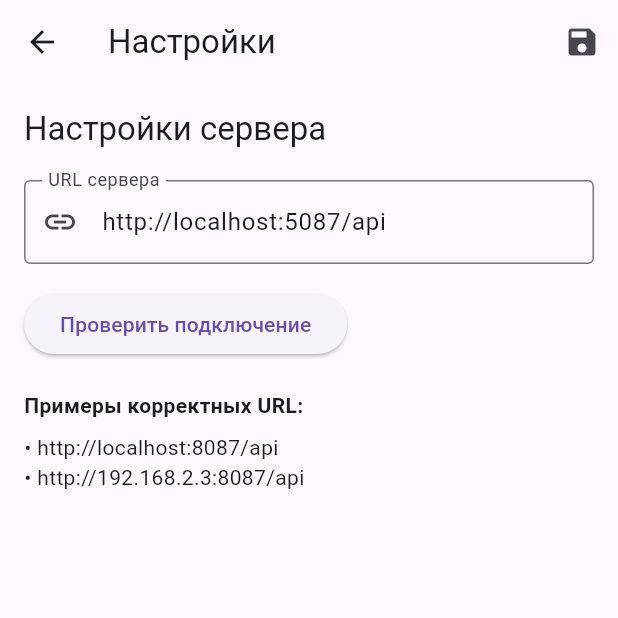
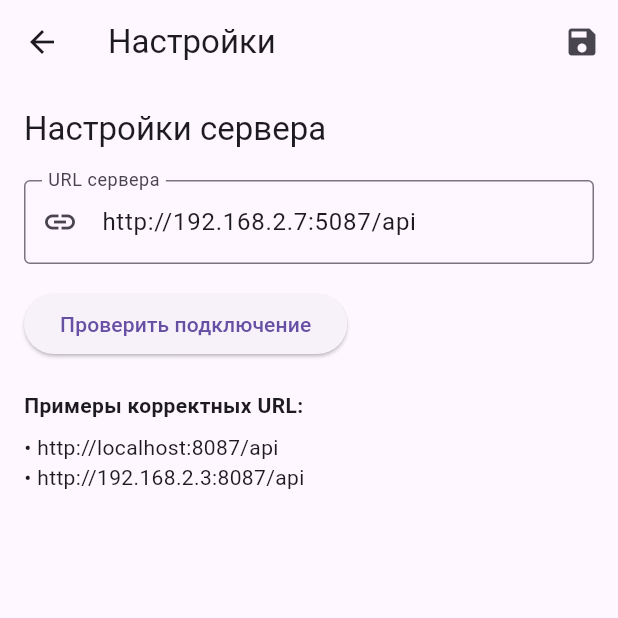
Before and after one commit to Alexxtn105/education_flutter, a Flutter app: the screen it shows after launch, after a tap on "Продолжить", after a tap on the "settings" icon, on a phone screen of 412 x 824 dp, the top half of it. Run offline on Flutter 3.47's test engine with Material 3 defaults, Android fonts, the phone set to English and light mode, and no system bars; our stand-ins replace shared_preferences; network calls fail.

```diff
--- a/lib/config.dart
+++ b/lib/config.dart
@@ -3,7 +3,7 @@
 import 'package:shared_preferences/shared_preferences.dart';
 
 class AppConfig {
-  static String baseUrl = 'http://localhost:5087/api';
+  static String baseUrl = 'http://192.168.2.7:5087/api';
 
   // Метод для инициализации конфигурации
   static Future<void> initialize() async {
--- a/lib/main.dart
+++ b/lib/main.dart
@@ -17,8 +17,7 @@ void main() async {
 
   // Проверяем доступность сервера
   try {
-    print('!!!!!!!!!!!!!!!!!!');
-    print(AppConfig.baseUrl);
+    print('Base URL: ${AppConfig.baseUrl}');
 
     final response = await http
         .get(Uri.parse('${AppConfig.baseUrl}/test'))
@@ -35,7 +34,8 @@ void main() async {
 
 class MyApp extends StatelessWidget {
   final ApiService apiService = ApiService();
-  //const MyApp({super.key});
+
+  MyApp({super.key});
 
   @override
   Widget build(BuildContext context) {
@@ -44,7 +44,7 @@ class MyApp extends StatelessWidget {
       child: Consumer<ThemeProvider>(
         builder: (context, themeProvider, child) {
           return MaterialApp(
-            title: 'Quiz App',
+            title: 'Education',
             theme: themeProvider.themeData,
             //home: LoginScreen(),
             home: LoginScreen(apiService: apiService), // Передаем apiService
@@ -65,53 +65,3 @@ class MyApp extends StatelessWidget {
     );
   }
 }
-
-// import 'package:education/screens/results_history_screen.dart';
-// import 'package:flutter/material.dart';
-// import 'screens/login_screen.dart';
-// import 'package:shared_preferences/shared_preferences.dart';
-//
-// void main() async {
-//   WidgetsFlutterBinding.ensureInitialized();
-//   final prefs = await SharedPreferences.getInstance();
-//   final isDarkMode = prefs.getBool('isDarkMode') ?? false;
-//
-//   runApp(MyApp(isDarkMode: isDarkMode));
-// }
-//
-// class MyApp extends StatelessWidget {
-//   final bool isDarkMode;
-//
-//   const MyApp({super.key, required this.isDarkMode});
-//
-//   @override
-//   Widget build(BuildContext context) {
-//     return MaterialApp(
-//       title: 'Quiz App',
-//       theme: isDarkMode ? _darkTheme : _lightTheme,
-//       home: LoginScreen(),
-//       routes: {
-//         '/results-history': (context) => ResultsHistoryScreen(),
-//       },
-//     );
-//   }
-//
-//   static final ThemeData _lightTheme = ThemeData(
-//     primarySwatch: Colors.blue,
-//     visualDensity: VisualDensity.adaptivePlatformDensity,
-//     brightness: Brightness.light,
-//   );
-//
-//   static final ThemeData _darkTheme = ThemeData(
-//     primarySwatch: Colors.blue,
-//     visualDensity: VisualDensity.adaptivePlatformDensity,
-//     brightness: Brightness.dark,
-//     // scaffoldBackgroundColor: Colors.grey[900],
-//     // appBarTheme: AppBarTheme(
-//     //   backgroundColor: Colors.grey[800],
-//     // ),
-//     // cardTheme: CardThemeData(
-//     //   color: Colors.grey[800],
-//     // ),
-//   );
-// }
--- a/lib/services/api_service.dart
+++ b/lib/services/api_service.dart
@@ -8,7 +8,7 @@ import '../models/user.dart';
 import '../models/test_result.dart';
 
 class ApiService {
-  static String _baseUrl = 'http://localhost:5087/api';
+  static String _baseUrl = 'http://192.168.2.7:5087/api';
 
   // Геттер для текущего URL
   String get baseUrl => _baseUrl;
```
Also changed, not shown: lib/screens/incorrect_answers_screen.dart (+13 -0 lines), lib/screens/questionnaire_selection.dart (+14 -0 lines), lib/screens/quiz_screen.dart (+13 -31 lines), lib/screens/results_screen.dart (+29 -6 lines).
